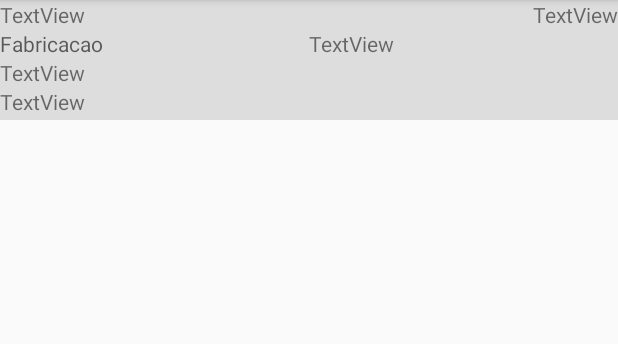
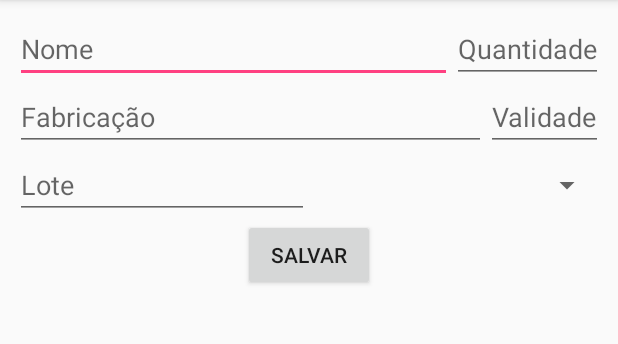
Before and after one commit to Matteus777/ProjetoPI, an Android app: the CadastroActivity screen opened directly, with no data from a screen before it, on a phone screen of 412 x 824 dp, the part 84-428 px from its top. Run offline under Robolectric (Android 15) with nearby library versions, the phone set to English and light mode, and no system bars; our stand-ins replace Firebase (no records; nobody signed in at launch, a user with empty details on screens opened directly); 5 statements that could not run were skipped.

```diff
--- a/app/build.gradle
+++ b/app/build.gradle
@@ -40,4 +40,6 @@ dependencies {
 
 
 
+
+
 apply plugin: 'com.google.gms.google-services'
--- a/app/src/main/java/com/tiqueliro/projetopi/AdapterProduto.java
+++ b/app/src/main/java/com/tiqueliro/projetopi/AdapterProduto.java
@@ -40,7 +40,7 @@ public class AdapterProduto extends BaseAdapter {
 
     @Override
     public long getItemId(int i) {
-        return listaDeProdutos.get(i).getId();
+        return 0;
     }
 
     @Override
--- a/app/src/main/java/com/tiqueliro/projetopi/CadastroActivity.java
+++ b/app/src/main/java/com/tiqueliro/projetopi/CadastroActivity.java
@@ -1,5 +1,6 @@
 package com.tiqueliro.projetopi;
 
+import android.annotation.SuppressLint;
 import android.support.design.widget.Snackbar;
 import android.support.v7.app.AlertDialog;
 import android.support.v7.app.AppCompatActivity;
@@ -7,42 +8,46 @@ import android.os.Bundle;
 import android.view.View;
 import android.widget.Button;
 import android.widget.EditText;
+import android.widget.Spinner;
 
 import com.google.firebase.database.DatabaseReference;
 import com.google.firebase.database.FirebaseDatabase;
 
 public class CadastroActivity extends AppCompatActivity {
-    private EditText etNome, etQuantidade,etFabricacao,etValidade,etLote,etCategoria;
+    private EditText etNome, etQuantidade,etFabricacao,etValidade,etLote,;
+    private Spinner spnCategoria;
     private Button btnSalvar;
     private FirebaseDatabase database;
     private DatabaseReference reference;
 
+    @SuppressLint("WrongViewCast")
     @Override
     protected void onCreate(Bundle savedInstanceState) {
         super.onCreate(savedInstanceState);
-        setContentView(R.layout.layout_produto);
-        etNome = (EditText) findViewById(R.id.etNomePlayer);
+        setContentView(R.layout.activity_cadastro);
+        etNome = (EditText) findViewById(R.id.etNome);
         etQuantidade = (EditText) findViewById(R.id.etQuantidade);
         etFabricacao = (EditText) findViewById(R.id.etFabricacao);
         etValidade = (EditText) findViewById(R.id.etValidade);
         etLote = (EditText) findViewById(R.id.etLote);
-        etCategoria = (EditText) findViewById(R.id.etCategoria);
+        spnCategoria = (Spinner) findViewById(R.id.spnCategoria);
 
 
 
 
-        btnSalvar = (Button) findViewById(R.id.btnSalvar);
+
+        btnSalvar = (Button) findViewById(R.id.btnSalvarCadastro);
 
         btnSalvar.setOnClickListener(new View.OnClickListener() {
             @Override
             public void onClick(View view) {
-                salvar();
+                salvar(view);
             }
         });
 
     }
 
-    private void salvar(){
+    private void salvar(View view){
         String nome = etNome.getText().toString();
         String quantidade = etQuantidade.getText().toString();
         String fabricacao = etFabricacao.getText().toString();
@@ -63,11 +68,12 @@ public class CadastroActivity extends AppCompatActivity {
             p.setCategoria(quantidade);
             reference.child("produtos").push().setValue( p );
             }else {
-            Snackbar snackbarra = new Snackbar(R.id.snackbarra);
-            }
-            finish();
+                Snackbar.make(view,"Preencha todos os campos", Snackbar.LENGTH_LONG).setAction("OK", null).show();
+
+        }
+        finish();
 
 
-        }
     }
+
 }
--- a/app/src/main/java/com/tiqueliro/projetopi/MainActivity.java
+++ b/app/src/main/java/com/tiqueliro/projetopi/MainActivity.java
@@ -20,6 +20,7 @@ public class MainActivity extends AppCompatActivity {
         fab.setOnClickListener(new View.OnClickListener() {
             @Override
             public void onClick(View view) {
+
                 Snackbar.make(view, "Replace with your own action", Snackbar.LENGTH_LONG)
                         .setAction("Action", null).show();
             }
--- a/app/src/main/res/layout/activity_cadastro.xml
+++ b/app/src/main/res/layout/activity_cadastro.xml
@@ -4,23 +4,79 @@
     xmlns:tools="http://schemas.android.com/tools"
     android:layout_width="match_parent"
     android:layout_height="match_parent"
+    android:orientation="vertical"
+    android:padding="10dp"
     tools:context="com.tiqueliro.projetopi.CadastroActivity">
+
+
+
 <LinearLayout
-    android:layout_width="wrap_content"
-    android:orientation="vertical"
-    android:layout_height="match_parent"></LinearLayout>
-    <TextView
+    android:layout_width="match_parent"
+    android:orientation="horizontal"
+    android:layout_height="wrap_content">
+
+
+    <EditText
         android:layout_width="wrap_content"
         android:layout_weight="1"
+
+        android:id="@+id/etNome"
         android:hint="Nome"
         android:layout_height="wrap_content" />
 
-    <TextView
-    android:layout_width="wrap_content"
-    android:hint="Quantidade"
-    android:layout_height="wrap_content" />
+    <EditText
+        android:layout_width="wrap_content"
+        android:id="@+id/etQuantidade"
+        android:hint="Quantidade"
+        android:layout_height="wrap_content" />
+</LinearLayout>
 
+<LinearLayout
+    android:layout_width="match_parent"
+    android:orientation="horizontal"
+    android:layout_height="wrap_content">
+    <EditText
+        android:layout_width="wrap_content"
+        android:layout_weight="1"
 
+        android:id="@+id/etFabricacao"
+        android:hint="Fabricação"
+        android:layout_height="wrap_content" />
+
+    <EditText
+        android:layout_width="wrap_content"
+        android:id="@+id/etValidade"
+        android:hint="Validade"
+        android:layout_height="wrap_content" />
+
+</LinearLayout>
+
+    <LinearLayout
+        android:layout_width="match_parent"
+        android:layout_height="wrap_content">
+
+    <EditText
+        android:layout_width="0dp"
+        android:layout_weight="1"
+
+        android:id="@+id/etLote"
+        android:hint="Lote"
+        android:layout_height="wrap_content" />
+
+    <Spinner
+        android:layout_width="0dp"
+        android:layout_height="match_parent"
+        android:layout_weight="1"
+        android:id="@+id/spnCategoria"></Spinner>
+
+</LinearLayout>
+
+    <Button
+        android:layout_width="wrap_content"
+        android:id="@+id/btnSalvarCadastro"
+        android:layout_gravity="center"
+        android:text="Salvar"
+        android:layout_height="wrap_content" />
 
 
 
--- a/app/src/main/res/values/strings.xml
+++ b/app/src/main/res/values/strings.xml
@@ -15,4 +15,5 @@
         completions."
     </string>
     <string name="title_activity_lista">ListaActivity</string>
+    <string name="title_activity_main">MainActivity</string>
 </resources>
```
Also changed, not shown: app/src/main/AndroidManifest.xml (+7 -4 lines), app/src/main/java/com/tiqueliro/projetopi/CadastroCategoria.java (+42 -1 lines), app/src/main/java/com/tiqueliro/projetopi/FormularioUsuarioActivity.java (+46 -1 lines), app/src/main/java/com/tiqueliro/projetopi/ListaActivity.java (+20 -1 lines), app/src/main/res/layout/activity_cadastro_categoria.xml (+22 -2 lines), app/src/main/res/layout/activity_formulario_usuario.xml (+27 -2 lines), app/src/main/res/layout/activity_login.xml (+8 -6 lines).
